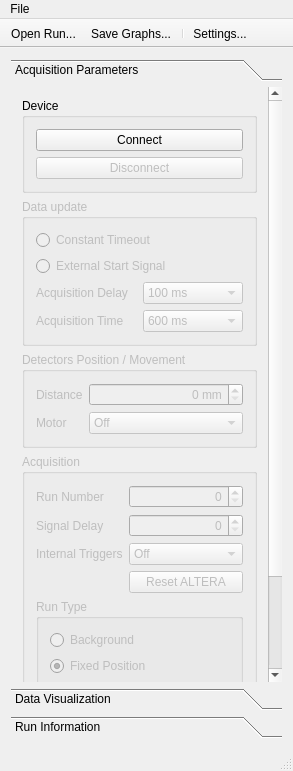
MichaelColonel/BeamComposition-Linux, file mainwindow.ui: the form before one commit.
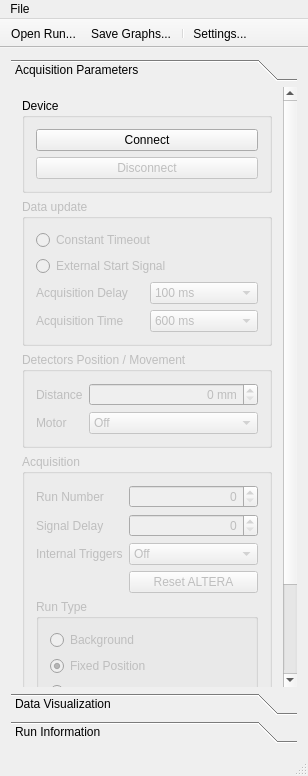
The form after the commit. Icons and pictures are not drawn.

Commit message: Settings dialog GUI changes

```diff
--- a/mainwindow.ui
+++ b/mainwindow.ui
@@ -6,8 +6,8 @@
    <rect>
     <x>0</x>
     <y>0</y>
-    <width>293</width>
-    <height>771</height>
+    <width>308</width>
+    <height>776</height>
    </rect>
   </property>
   <property name="minimumSize">
@@ -61,8 +61,8 @@
         <rect>
          <x>0</x>
          <y>0</y>
-         <width>262</width>
-         <height>760</height>
+         <width>277</width>
+         <height>784</height>
         </rect>
        </property>
        <attribute name="label">
@@ -836,8 +836,8 @@
     <rect>
      <x>0</x>
      <y>0</y>
-     <width>293</width>
-     <height>26</height>
+     <width>308</width>
+     <height>28</height>
     </rect>
    </property>
    <widget class="QMenu" name="menuFile">
```
Left out of the diff: 8 changed lines with no effect on the pictures. The commit also changes 4 other files.
